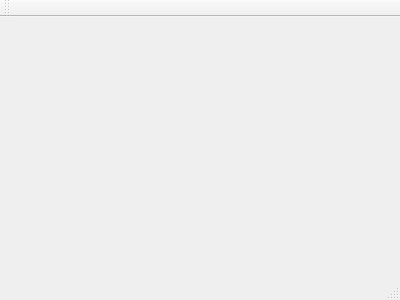
First picture: the form in GUI/QT/ProjetTerm/mainwindow.ui, repository agicquel/ProjetTerm, before the edit.
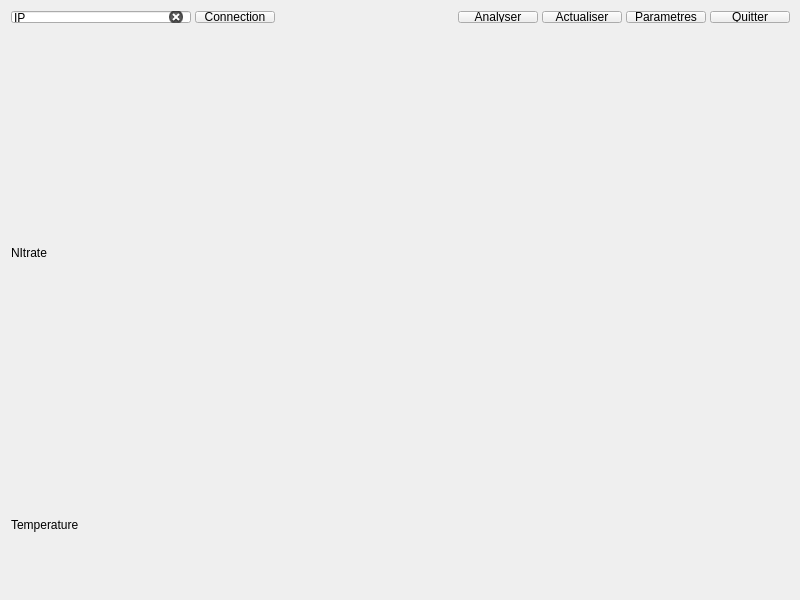
Second picture: the form after the edit. Custom widgets are drawn as their Qt base class.

Patch:
```diff
--- a/GUI/QT/ProjetTerm/mainwindow.ui
+++ b/GUI/QT/ProjetTerm/mainwindow.ui
@@ -6,35 +6,160 @@
    <rect>
     <x>0</x>
     <y>0</y>
-    <width>400</width>
-    <height>300</height>
+    <width>800</width>
+    <height>600</height>
    </rect>
   </property>
+  <property name="minimumSize">
+   <size>
+    <width>800</width>
+    <height>600</height>
+   </size>
+  </property>
+  <property name="maximumSize">
+   <size>
+    <width>800</width>
+    <height>600</height>
+   </size>
+  </property>
   <property name="windowTitle">
    <string>Purificateur d'eau</string>
   </property>
-  <widget class="QWidget" name="centralWidget"/>
-  <widget class="QMenuBar" name="menuBar">
-   <property name="geometry">
-    <rect>
-     <x>0</x>
-     <y>0</y>
-     <width>400</width>
-     <height>26</height>
-    </rect>
-   </property>
+  <property name="layoutDirection">
+   <enum>Qt::LeftToRight</enum>
+  </property>
+  <property name="toolButtonStyle">
+   <enum>Qt::ToolButtonIconOnly</enum>
+  </property>
+  <widget class="QWidget" name="centralWidget">
+   <widget class="QWidget" name="layoutWidget">
+    <property name="geometry">
+     <rect>
+      <x>0</x>
+      <y>0</y>
+      <width>801</width>
+      <height>34</height>
+     </rect>
+    </property>
+    <layout class="QHBoxLayout" name="horizontalLayout">
+     <property name="spacing">
+      <number>4</number>
+     </property>
+     <property name="sizeConstraint">
+      <enum>QLayout::SetDefaultConstraint</enum>
+     </property>
+     <item>
+      <widget class="QLineEdit" name="lineEdit">
+       <property name="baseSize">
+        <size>
+         <width>0</width>
+         <height>0</height>
+        </size>
+       </property>
+       <property name="text">
+        <string>IP</string>
+       </property>
+       <property name="clearButtonEnabled">
+        <bool>true</bool>
+       </property>
+      </widget>
+     </item>
+     <item>
+      <widget class="QPushButton" name="pushButton">
+       <property name="text">
+        <string>Connection</string>
+       </property>
+      </widget>
+     </item>
+     <item>
+      <spacer name="horizontalSpacer">
+       <property name="orientation">
+        <enum>Qt::Horizontal</enum>
+       </property>
+       <property name="sizeType">
+        <enum>QSizePolicy::Expanding</enum>
+       </property>
+       <property name="sizeHint" stdset="0">
+        <size>
+         <width>178</width>
+         <height>20</height>
+        </size>
+       </property>
+      </spacer>
+     </item>
+     <item>
+      <widget class="QPushButton" name="pushButton_5">
+       <property name="text">
+        <string>Analyser</string>
+       </property>
+      </widget>
+     </item>
+     <item>
+      <widget class="QPushButton" name="pushButton_4">
+       <property name="text">
+        <string>Actualiser</string>
+       </property>
+      </widget>
+     </item>
+     <item>
+      <widget class="QPushButton" name="pushButton_3">
+       <property name="text">
+        <string>Parametres</string>
+       </property>
+      </widget>
+     </item>
+     <item>
+      <widget class="QPushButton" name="quitButton">
+       <property name="text">
+        <string>Quitter</string>
+       </property>
+      </widget>
+     </item>
+    </layout>
+   </widget>
+   <widget class="QWidget" name="layoutWidget">
+    <property name="geometry">
+     <rect>
+      <x>0</x>
+      <y>40</y>
+      <width>801</width>
+      <height>561</height>
+     </rect>
+    </property>
+    <layout class="QVBoxLayout" name="verticalLayout">
+     <item>
+      <widget class="QCustomPlot" name="widget" native="true"/>
+     </item>
+     <item>
+      <widget class="QLabel" name="label">
+       <property name="text">
+        <string>NItrate</string>
+       </property>
+      </widget>
+     </item>
+     <item>
+      <widget class="QCustomPlot" name="widget_2" native="true"/>
+     </item>
+     <item>
+      <widget class="QLabel" name="label_2">
+       <property name="text">
+        <string>Temperature</string>
+       </property>
+      </widget>
+     </item>
+    </layout>
+   </widget>
   </widget>
-  <widget class="QToolBar" name="mainToolBar">
-   <attribute name="toolBarArea">
-    <enum>TopToolBarArea</enum>
-   </attribute>
-   <attribute name="toolBarBreak">
-    <bool>false</bool>
-   </attribute>
-  </widget>
-  <widget class="QStatusBar" name="statusBar"/>
  </widget>
  <layoutdefault spacing="6" margin="11"/>
+ <customwidgets>
+  <customwidget>
+   <class>QCustomPlot</class>
+   <extends>QWidget</extends>
+   <header location="global">qcustomplot.h</header>
+   <container>1</container>
+  </customwidget>
+ </customwidgets>
  <resources/>
  <connections/>
 </ui>
```
Left out of the diff: 23 changed lines with no effect on the pictures.
